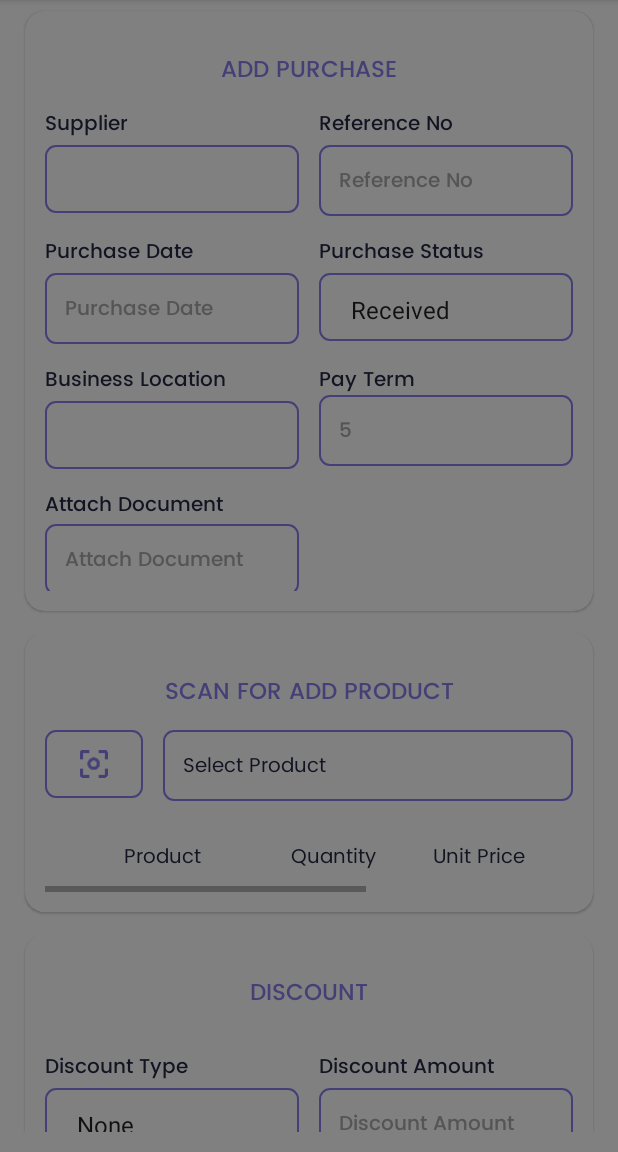
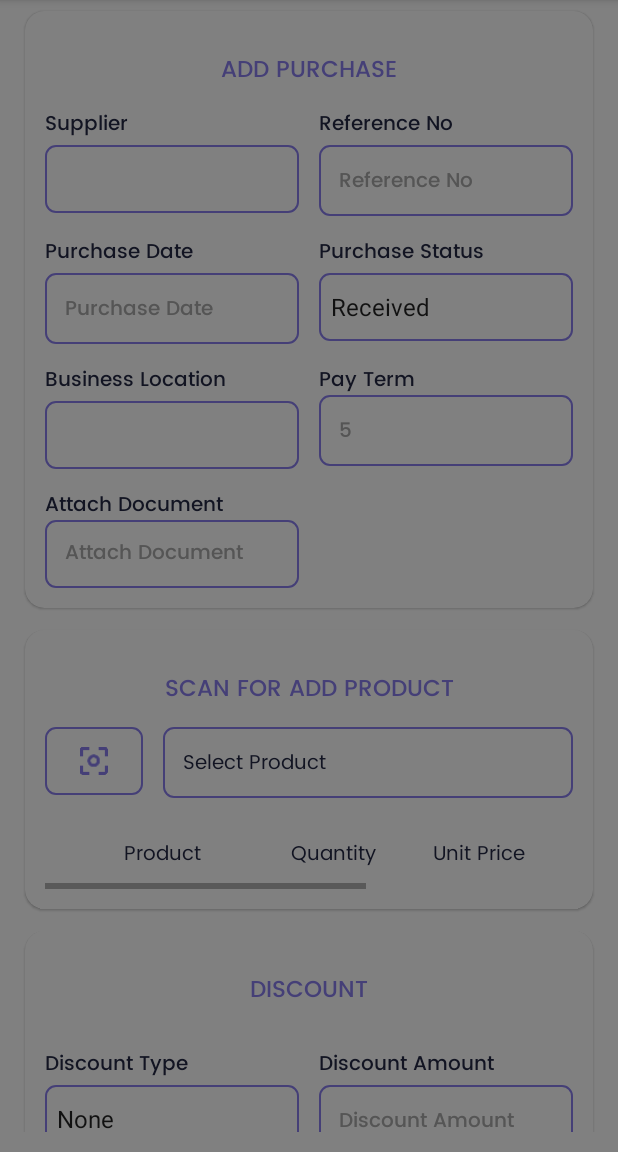
Before and after one commit to mits143/alhanpos-store, an Android app: the AddPurchaseOrderFragment screen opened through its navigation route, on a phone screen of 412 x 824 dp, the part 84-1236 px from its top. Run offline under Robolectric (Android 15) with nearby library versions, the phone set to English and light mode, and no system bars; our stand-ins replace navigation-ui, sdp/ssp sizes; libraries missing offline, so code that uses them is left out: com.github.mikephil.charting, com.karumi.dexter; network calls fail; 8 statements that could not run were skipped.

Commit message:
new changes completed

```diff
--- a/app/src/main/java/com/alhanpos/store/activities/MainActivity.kt
+++ b/app/src/main/java/com/alhanpos/store/activities/MainActivity.kt
@@ -102,6 +102,7 @@ class MainActivity : BaseActivity<ActivityMainBinding>(),
             R.id.nav_add_supplier -> hideBottomNavigation()
             R.id.nav_add_product -> hideBottomNavigation()
             R.id.nav_scanner -> hideBottomNavigation()
+            R.id.nav_pos_detail -> hideBottomNavigation()
             else -> showBottomNavigationView()
         }
     }
--- a/app/src/main/res/layout/activity_login.xml
+++ b/app/src/main/res/layout/activity_login.xml
@@ -64,6 +64,7 @@
                 android:fontFamily="@font/poppins_regular"
                 android:hint="@string/enter_password"
                 android:imeOptions="actionDone"
+                android:inputType="textPassword"
                 android:textColor="@color/dashColor"
                 android:textColorHint="@color/dashColor"
                 android:textSize="@dimen/_12ssp" />
--- a/app/src/main/res/layout/fragment_add_product.xml
+++ b/app/src/main/res/layout/fragment_add_product.xml
@@ -181,7 +181,6 @@
                                 android:hint="@string/unit"
                                 android:imeOptions="actionNext"
                                 android:maxLines="1"
-                                android:padding="@dimen/_10sdp"
                                 android:textColor="@color/fontColor3"
                                 android:textColorHint="@color/fontColor3"
                                 android:textSize="@dimen/_11ssp" />
@@ -219,7 +218,6 @@
                                 android:hint="@string/brand"
                                 android:imeOptions="actionNext"
                                 android:maxLines="1"
-                                android:padding="@dimen/_10sdp"
                                 android:textColor="@color/fontColor3"
                                 android:textColorHint="@color/fontColor3"
                                 android:textSize="@dimen/_11ssp" />
@@ -253,7 +251,6 @@
                                 android:hint="@string/category"
                                 android:imeOptions="actionNext"
                                 android:maxLines="1"
-                                android:padding="@dimen/_10sdp"
                                 android:textColor="@color/fontColor3"
                                 android:textColorHint="@color/fontColor3"
                                 android:textSize="@dimen/_11ssp" />
--- a/app/src/main/res/layout/fragment_add_purchase_order.xml
+++ b/app/src/main/res/layout/fragment_add_purchase_order.xml
@@ -77,7 +77,6 @@
                                 android:hint="@string/supplier"
                                 android:imeOptions="actionNext"
                                 android:maxLines="1"
-                                android:padding="@dimen/_10sdp"
                                 android:textColor="@color/fontColor3"
                                 android:textColorHint="@color/fontColor3"
                                 android:textSize="@dimen/_10ssp" />
@@ -186,7 +185,6 @@
                                 android:hint="@string/purchase_status"
                                 android:imeOptions="actionNext"
                                 android:maxLines="1"
-                                android:padding="@dimen/_10sdp"
                                 android:textColor="@color/fontColor3"
                                 android:textColorHint="@color/fontColor3"
                                 android:textSize="@dimen/_10ssp" />
@@ -224,7 +222,6 @@
                                 android:hint="@string/business_location"
                                 android:imeOptions="actionNext"
                                 android:maxLines="1"
-                                android:padding="@dimen/_10sdp"
                                 android:textColor="@color/fontColor3"
                                 android:textColorHint="@color/fontColor3"
                                 android:textSize="@dimen/_10ssp" />
@@ -295,7 +292,7 @@
                                 <EditText
                                     android:id="@+id/edtDoc"
                                     android:layout_width="0dp"
-                                    android:layout_height="wrap_content"
+                                    android:layout_height="match_parent"
                                     android:layout_weight="1"
                                     android:background="@drawable/border"
                                     android:focusable="false"
@@ -324,7 +321,6 @@
                                     android:fontFamily="@font/poppins_medium"
                                     android:imeOptions="actionNext"
                                     android:maxLines="1"
-                                    android:padding="@dimen/_10sdp"
                                     android:textColor="@color/fontColor3"
                                     android:textColorHint="@color/fontColor3"
                                     android:textSize="@dimen/_10ssp"
@@ -641,7 +637,6 @@
                                 android:hint="@string/payment_method"
                                 android:imeOptions="actionNext"
                                 android:maxLines="1"
-                                android:padding="@dimen/_10sdp"
                                 android:textColor="@color/fontColor3"
                                 android:textColorHint="@color/fontColor3"
                                 android:textSize="@dimen/_10ssp" />
@@ -715,7 +710,6 @@
                                 android:hint="@string/payment_method"
                                 android:imeOptions="actionNext"
                                 android:maxLines="1"
-                                android:padding="@dimen/_10sdp"
                                 android:textColor="@color/fontColor3"
                                 android:textColorHint="@color/fontColor3"
                                 android:textSize="@dimen/_10ssp" />
@@ -748,7 +742,6 @@
                                 android:hint="@string/payment_account"
                                 android:imeOptions="actionDone"
                                 android:maxLines="1"
-                                android:padding="@dimen/_10sdp"
                                 android:textColor="@color/fontColor3"
                                 android:textColorHint="@color/fontColor3"
                                 android:textSize="@dimen/_10ssp" />
@@ -920,7 +913,6 @@
                                 android:hint="@string/payment_method"
                                 android:imeOptions="actionNext"
                                 android:maxLines="1"
-                                android:padding="@dimen/_10sdp"
                                 android:textColor="@color/fontColor3"
                                 android:textColorHint="@color/fontColor3"
                                 android:textSize="@dimen/_10ssp" />
@@ -953,7 +945,6 @@
                                 android:hint="@string/payment_account"
                                 android:imeOptions="actionDone"
                                 android:maxLines="1"
-                                android:padding="@dimen/_10sdp"
                                 android:textColor="@color/fontColor3"
                                 android:textColorHint="@color/fontColor3"
                                 android:textSize="@dimen/_10ssp" />
--- a/app/src/main/res/layout/fragment_add_stock_adjustment.xml
+++ b/app/src/main/res/layout/fragment_add_stock_adjustment.xml
@@ -76,7 +76,6 @@
                                 android:hint="@string/business_location"
                                 android:imeOptions="actionNext"
                                 android:maxLines="1"
-                                android:padding="@dimen/_10sdp"
                                 android:textColor="@color/fontColor3"
                                 android:textColorHint="@color/fontColor3"
                                 android:textSize="@dimen/_10ssp" />
@@ -186,7 +185,6 @@
                                 android:imeOptions="actionNext"
                                 android:inputType="text"
                                 android:maxLines="1"
-                                android:padding="@dimen/_10sdp"
                                 android:textColor="@color/fontColor3"
                                 android:textColorHint="@color/fontColor3"
                                 android:textSize="@dimen/_10ssp" />
--- a/app/src/main/res/layout/fragment_add_stock_transfer.xml
+++ b/app/src/main/res/layout/fragment_add_stock_transfer.xml
@@ -142,7 +142,7 @@
                             <Spinner
                                 android:id="@+id/spinStatus"
                                 android:layout_width="match_parent"
-                                android:layout_height="wrap_content"
+                                android:layout_height="@dimen/_35sdp"
                                 android:layout_marginTop="@dimen/_3sdp"
                                 android:background="@drawable/border"
                                 android:entries="@array/status"
@@ -150,7 +150,6 @@
                                 android:hint="@string/category"
                                 android:imeOptions="actionNext"
                                 android:maxLines="1"
-                                android:padding="@dimen/_10sdp"
                                 android:textColor="@color/fontColor3"
                                 android:textColorHint="@color/fontColor3"
                                 android:textSize="@dimen/_10ssp" />
@@ -220,7 +219,6 @@
                                 android:hint="@string/location_from"
                                 android:imeOptions="actionNext"
                                 android:maxLines="1"
-                                android:padding="@dimen/_10sdp"
                                 android:textColor="@color/fontColor3"
                                 android:textColorHint="@color/fontColor3"
                                 android:textSize="@dimen/_10ssp" />
@@ -255,7 +253,6 @@
                                 android:imeOptions="actionDone"
                                 android:inputType="text"
                                 android:maxLines="1"
-                                android:padding="@dimen/_10sdp"
                                 android:textColor="@color/fontColor3"
                                 android:textColorHint="@color/fontColor3"
                                 android:textSize="@dimen/_10ssp" />
--- a/app/src/main/res/layout/fragment_add_warranty.xml
+++ b/app/src/main/res/layout/fragment_add_warranty.xml
@@ -178,7 +178,6 @@
                                 android:hint="@string/category_code"
                                 android:imeOptions="actionNext"
                                 android:maxLines="1"
-                                android:padding="@dimen/_10sdp"
                                 android:textColor="@color/fontColor3"
                                 android:textColorHint="@color/fontColor3"
                                 android:textSize="@dimen/_10ssp" />
--- a/app/src/main/res/layout/fragment_pos_payment.xml
+++ b/app/src/main/res/layout/fragment_pos_payment.xml
@@ -368,7 +368,6 @@
                                 android:fontFamily="@font/poppins_regular"
                                 android:hint="@string/select_payment_method"
                                 android:maxLines="1"
-                                android:padding="@dimen/_8sdp"
                                 android:singleLine="true"
                                 android:textColor="@color/fontColor2"
                                 android:textColorHint="@color/fontColor2"
@@ -405,7 +404,6 @@
                                 android:fontFamily="@font/poppins_regular"
                                 android:hint="@string/select_payment_account"
                                 android:maxLines="1"
-                                android:padding="@dimen/_8sdp"
                                 android:singleLine="true"
                                 android:textColor="@color/fontColor2"
                                 android:textColorHint="@color/fontColor3"
--- a/app/src/main/res/navigation/mobile_navigation.xml
+++ b/app/src/main/res/navigation/mobile_navigation.xml
@@ -357,7 +357,7 @@
         <argument
             android:name="transactionID"
             app:argType="string"
-            app:nullable="false"/>
+            app:nullable="false" />
     </fragment>
 
     <fragment
```
Also changed, not shown: app/src/main/java/com/alhanpos/store/fragment/AddExpenseFragment.kt (+9 -2 lines), app/src/main/java/com/alhanpos/store/fragment/AddPurchaseOrderFragment.kt (+15 -14 lines), app/src/main/java/com/alhanpos/store/fragment/PosDetailFragment.kt (+22 -0 lines), app/src/main/res/layout/fragment_add_expense.xml (+0 -8 lines).
